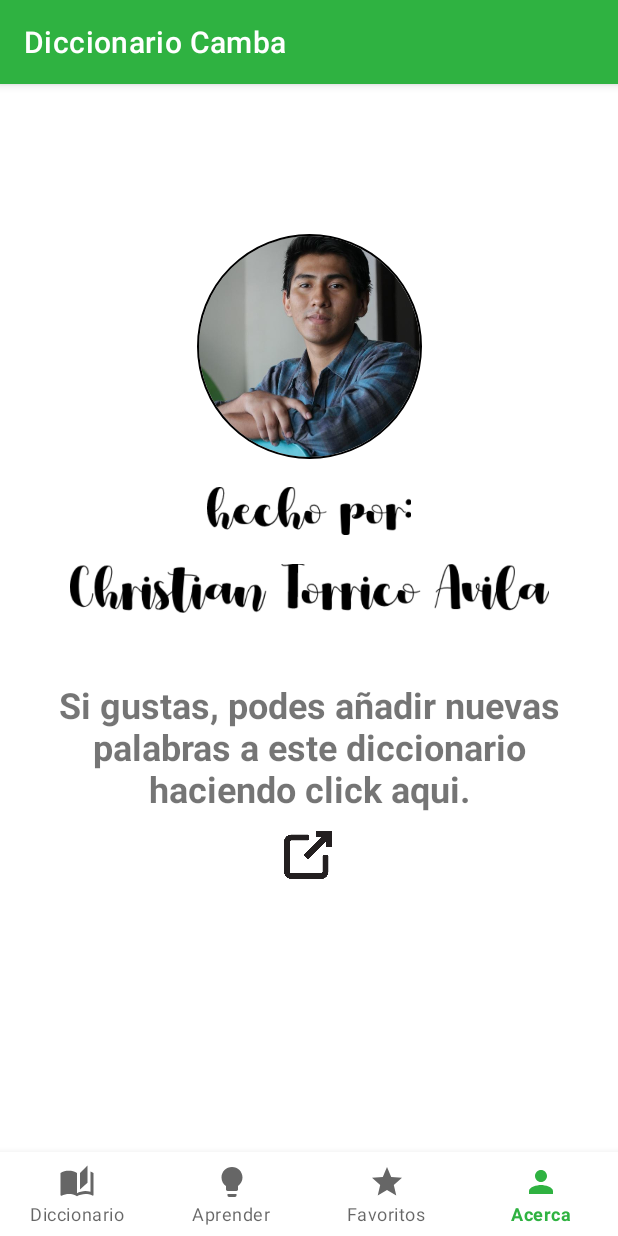
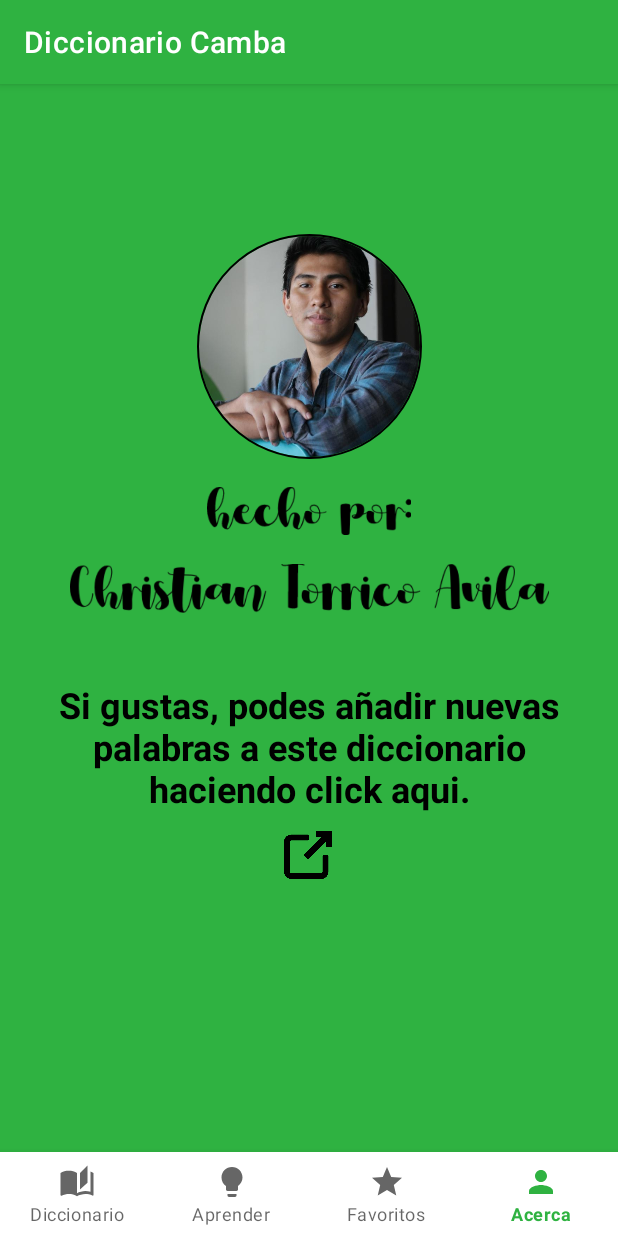
Before and after one commit to electricpants01/DiccionarioCamba, an Android app: the AboutFragment screen opened through its navigation route, on a phone screen of 412 x 824 dp. Run offline under Robolectric (Android 15) with nearby library versions, the phone set to English and light mode, and no system bars; our stand-ins replace CircleImageView, Dagger/Hilt's generated code, navigation-ui.

Commit message:
added dark mode colors and new entries to local database

```diff
--- a/app/src/main/java/com/locotoDevTeam/diccionariocamba/room/dao/DictionaryDao.kt
+++ b/app/src/main/java/com/locotoDevTeam/diccionariocamba/room/dao/DictionaryDao.kt
@@ -4,6 +4,7 @@ import androidx.room.Dao
 import androidx.room.Insert
 import androidx.room.OnConflictStrategy
 import androidx.room.Query
+import androidx.room.Update
 import com.locotoDevTeam.diccionariocamba.model.Dictionary
 import kotlinx.coroutines.flow.Flow
 
@@ -27,4 +28,7 @@ interface DictionaryDao {
 
     @Query("update dictionary set isFavorite = :isFavorite where id = :id")
     fun updateFavorite(id: Int, isFavorite: Boolean)
+
+    @Update
+    suspend fun update(dictionary: Dictionary)
 }
--- a/app/src/main/java/com/locotoDevTeam/diccionariocamba/view/detail/DetailFragment.kt
+++ b/app/src/main/java/com/locotoDevTeam/diccionariocamba/view/detail/DetailFragment.kt
@@ -14,7 +14,7 @@ import com.locotoDevTeam.diccionariocamba.databinding.FragmentDetailBinding
 import com.locotoDevTeam.diccionariocamba.model.Dictionary
 import dagger.hilt.android.AndroidEntryPoint
 
-interface DetailFragmentListener {
+fun interface DetailFragmentListener {
     fun onDetailFragmentDismissed()
 }
 
@@ -45,7 +45,6 @@ class DetailFragment(private var detailListener: DetailFragmentListener) : Botto
     override fun onDismiss(dialog: DialogInterface) {
         super.onDismiss(dialog)
         detailListener.onDetailFragmentDismissed()
-        println("chris 1")
     }
 
     private fun initBottomSheetBehavior(){
--- a/app/src/main/java/com/locotoDevTeam/diccionariocamba/view/slide/SlideFragment.kt
+++ b/app/src/main/java/com/locotoDevTeam/diccionariocamba/view/slide/SlideFragment.kt
@@ -40,7 +40,6 @@ class SlideFragment : Fragment() {
 
     private fun initSubscribers(){
         viewmodel.dictionaryList.observe(viewLifecycleOwner) { dictionaries ->
-            println("chris trajiste ${dictionaries.size} diccionarios")
             val adapter = ItemKolodaAdapter(requireContext(), dictionaries.shuffled())
             sliderBinding.koloda.adapter = adapter
         }
--- a/app/src/main/res/drawable/corners_all.xml
+++ b/app/src/main/res/drawable/corners_all.xml
@@ -1,7 +1,7 @@
 <?xml version="1.0" encoding="utf-8"?>
 <shape xmlns:android="http://schemas.android.com/apk/res/android"
     android:shape="rectangle">
-    <solid android:color="@color/white"/>
+    <solid android:color="?attr/colorSecondary"/>
     <corners android:radius="40dp"/>
 
 </shape>
--- a/app/src/main/res/drawable/ic_baseline_keyboard_arrow_right_24.xml
+++ b/app/src/main/res/drawable/ic_baseline_keyboard_arrow_right_24.xml
@@ -1,5 +1,5 @@
 <vector android:autoMirrored="true" android:height="24dp"
-    android:tint="@color/right_arrow" android:viewportHeight="24"
+    android:tint="?attr/colorOnTertiary" android:viewportHeight="24"
     android:viewportWidth="24" android:width="24dp" xmlns:android="http://schemas.android.com/apk/res/android">
     <path android:fillColor="@android:color/white" android:pathData="M8.59,16.59L13.17,12 8.59,7.41 10,6l6,6 -6,6 -1.41,-1.41z"/>
 </vector>
--- a/app/src/main/res/layout/dictionary_item.xml
+++ b/app/src/main/res/layout/dictionary_item.xml
@@ -12,7 +12,7 @@
         android:layout_marginBottom="12dp"
         android:elevation="15dp"
         app:cardCornerRadius="20dp"
-        android:backgroundTint="@color/dictionary_item"
+        android:backgroundTint="?attr/colorTertiary"
         app:layout_constraintBottom_toBottomOf="parent"
         app:layout_constraintEnd_toEndOf="parent"
         app:layout_constraintStart_toStartOf="parent"
@@ -28,6 +28,7 @@
                 android:layout_height="wrap_content"
                 android:layout_marginStart="14dp"
                 android:text="Chamoré"
+                android:textColor="?attr/colorOnSecondary"
                 app:layout_constraintBottom_toBottomOf="parent"
                 app:layout_constraintStart_toStartOf="parent"
                 app:layout_constraintTop_toTopOf="parent" />
--- a/app/src/main/res/layout/fragment_about.xml
+++ b/app/src/main/res/layout/fragment_about.xml
@@ -2,6 +2,7 @@
 <androidx.constraintlayout.widget.ConstraintLayout xmlns:android="http://schemas.android.com/apk/res/android"
     xmlns:app="http://schemas.android.com/apk/res-auto"
     xmlns:tools="http://schemas.android.com/tools"
+    android:background="?attr/colorPrimary"
     android:layout_width="match_parent"
     android:layout_height="match_parent">
 
@@ -54,6 +55,7 @@
         android:layout_height="wrap_content"
         android:layout_marginStart="15dp"
         android:textStyle="bold"
+        android:textColor="?attr/colorOnSecondary"
         android:layout_marginTop="40dp"
         android:layout_marginEnd="15dp"
         android:textAlignment="center"
@@ -68,6 +70,7 @@
         android:layout_width="32dp"
         android:layout_height="32dp"
         android:layout_marginTop="12dp"
+        app:tint="?attr/colorOnSecondary"
         app:layout_constraintEnd_toEndOf="parent"
         app:layout_constraintHorizontal_bias="0.498"
         app:layout_constraintStart_toStartOf="parent"
--- a/app/src/main/res/layout/fragment_detail.xml
+++ b/app/src/main/res/layout/fragment_detail.xml
@@ -12,7 +12,7 @@
                 android:layout_marginTop="42dp"
                 android:text="Name"
                 android:textAllCaps="true"
-                android:textColor="@color/black"
+                android:textColor="?attr/colorOnSecondary"
                 android:textSize="32sp"
                 android:textStyle="bold"
                 app:layout_constraintEnd_toEndOf="parent"
@@ -28,6 +28,7 @@
         android:layout_marginTop="32dp"
         android:layout_marginEnd="32dp"
         android:text="description, definition, or example of the word"
+        android:textColor="?attr/colorOnSecondary"
         android:textSize="16sp"
         app:layout_constraintEnd_toEndOf="parent"
         app:layout_constraintStart_toStartOf="parent"
@@ -39,6 +40,7 @@
                 android:layout_height="30dp"
                 android:layout_marginStart="8dp"
                 android:layout_marginTop="48dp"
+                app:tint="?attr/colorOnSecondary"
                 android:src="@drawable/ic_baseline_star_border_24"
                 app:layout_constraintStart_toEndOf="@+id/txtTitle"
                 app:layout_constraintTop_toTopOf="parent" />
--- a/app/src/main/res/layout/fragment_slide.xml
+++ b/app/src/main/res/layout/fragment_slide.xml
@@ -5,7 +5,7 @@
     xmlns:app="http://schemas.android.com/apk/res-auto"
     android:orientation="vertical"
     android:gravity="center"
-    android:background="@color/white"
+    android:background="?attr/colorPrimary"
     android:layout_height="match_parent">
 
     <com.yalantis.library.Koloda
--- a/app/src/main/res/values-night/themes.xml
+++ b/app/src/main/res/values-night/themes.xml
@@ -1,16 +1,24 @@
 <resources xmlns:tools="http://schemas.android.com/tools">
     <!-- Base application theme. -->
     <style name="Theme.DiccionarioCamba" parent="Theme.MaterialComponents.DayNight.DarkActionBar">
-        <!-- Primary brand color. -->
-        <item name="colorPrimary">@color/purple_200</item>
-        <item name="colorPrimaryVariant">@color/purple_700</item>
-        <item name="colorOnPrimary">@color/black</item>
-        <!-- Secondary brand color. -->
-        <item name="colorSecondary">@color/teal_200</item>
-        <item name="colorSecondaryVariant">@color/teal_200</item>
-        <item name="colorOnSecondary">@color/black</item>
+        <!-- Primary brand color (Dark Green). -->
+        <item name="colorPrimary">#1a7730</item> <!-- Darker Green for Dark Mode -->
+        <item name="colorPrimaryVariant">#145f26</item> <!-- Even Darker variant of green -->
+        <item name="colorOnPrimary">@color/white</item>
+
+        <!-- Secondary brand color (Dark Gray). -->
+        <item name="colorSecondary">#455a64</item> <!-- Dark Gray -->
+        <item name="colorSecondaryVariant">#1c313a</item> <!-- Darker Gray -->
+        <item name="colorOnSecondary">@color/white</item>
+
+        <!-- Ternary color (Dark background and contrasting text). -->
+        <item name="colorTertiary">#303030</item> <!-- Dark background color -->
+        <item name="colorOnTertiary">#e0e0e0</item> <!-- Light Gray text for contrast -->
+
         <!-- Status bar color. -->
         <item name="android:statusBarColor" tools:targetApi="l">?attr/colorPrimaryVariant</item>
-        <!-- Customize your theme here. -->
+
+        <!-- Custom corner on dialog -->
+        <item name="bottomSheetDialogTheme">@style/AppBottomSheetDialogTheme</item>
     </style>
 </resources>
--- a/app/src/main/res/values/colors.xml
+++ b/app/src/main/res/values/colors.xml
@@ -1,10 +1,5 @@
 <?xml version="1.0" encoding="utf-8"?>
 <resources>
-    <color name="purple_200">#FFBB86FC</color>
-    <color name="purple_500">#FF6200EE</color>
-    <color name="purple_700">#FF3700B3</color>
-    <color name="teal_200">#FF03DAC5</color>
-    <color name="teal_700">#FF018786</color>
     <color name="black">#FF000000</color>
     <color name="white">#FFFFFFFF</color>
     <color name="main_color">#952FB241</color>
--- a/app/src/main/res/values/themes.xml
+++ b/app/src/main/res/values/themes.xml
@@ -1,16 +1,23 @@
 <resources xmlns:tools="http://schemas.android.com/tools">
     <!-- Base application theme. -->
     <style name="Theme.DiccionarioCamba" parent="Theme.MaterialComponents.DayNight.DarkActionBar">
-        <!-- Primary brand color. -->
+        <!-- Primary brand color (Green). -->
         <item name="colorPrimary">#2fb241</item>
-        <item name="colorPrimaryVariant">#2fb241</item>
+        <item name="colorPrimaryVariant">#24963b</item> <!-- Darker variant of green -->
         <item name="colorOnPrimary">@color/white</item>
-        <!-- Secondary brand color. -->
-        <item name="colorSecondary">#80e27e</item>
-        <item name="colorSecondaryVariant">@color/teal_700</item>
+
+        <!-- Secondary brand color (Gray). -->
+        <item name="colorSecondary">#b0bec5</item> <!-- Light Gray -->
+        <item name="colorSecondaryVariant">#78909c</item> <!-- Darker Gray -->
         <item name="colorOnSecondary">@color/black</item>
+
+        <!-- Ternary color (White and contrast with secondary). -->
+        <item name="colorTertiary">#f5f5f5</item> <!-- Off White -->
+        <item name="colorOnTertiary">#616161</item> <!-- Medium Gray -->
+
         <!-- Status bar color. -->
         <item name="android:statusBarColor" tools:targetApi="l">?attr/colorPrimaryVariant</item>
+
         <!-- Custom corner on dialog -->
         <item name="bottomSheetDialogTheme">@style/AppBottomSheetDialogTheme</item>
     </style>
```
Also changed, not shown: app/src/main/assets/camba-data.json (+108 -0 lines), app/src/main/java/com/locotoDevTeam/diccionariocamba/room/dao/AppDatabase.kt (+11 -2 lines), app/src/main/java/com/locotoDevTeam/diccionariocamba/worker/SyncDatabaseWorker.kt (added, +68 -0 lines), app/src/main/res/drawable/corner_top.xml (+3 -5 lines), app/src/main/res/layout/fragment_favorites.xml (+3 -13 lines), app/src/main/res/layout/fragment_main.xml (+2 -13 lines), app/src/main/res/layout/item_koloda.xml (+24 -21 lines).
